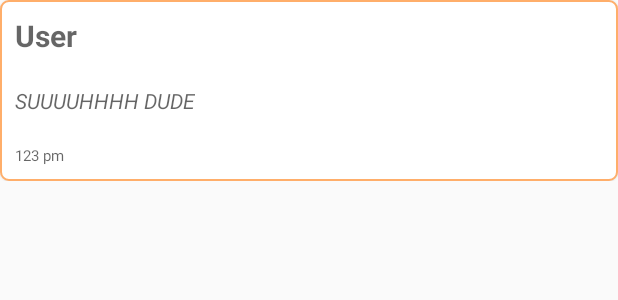
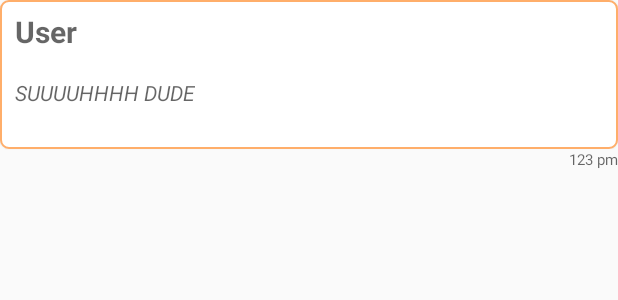
Before and after one commit to blessb15/Block-Talk, an Android app: the layout message_list_item.xml on its own in the app's theme, with its tools: preview values and no code run, on a phone screen of 412 x 824 dp. Shown: the top 300 px of the screen. Run offline under Robolectric (Android 15) with nearby library versions, the phone set to English and light mode, and no system bars.

Commit message:
add ui tweaks.

```diff
--- a/app/build.gradle
+++ b/app/build.gradle
@@ -40,9 +40,11 @@ android {
         }
         debug {
             signingConfig signingConfigs.config
+            debuggable true
         }
     }
 }
+
 dependencies {
     compile fileTree(include: ['*.jar'], dir: 'libs')
     testCompile 'junit:junit:4.12'
--- a/app/src/main/java/com/stuff/blake/blocktalk/Models/LocationMessages.java
+++ b/app/src/main/java/com/stuff/blake/blocktalk/Models/LocationMessages.java
@@ -1,6 +1,12 @@
 package com.stuff.blake.blocktalk.Models;
 
+import com.google.firebase.database.DatabaseReference;
+import com.google.firebase.database.FirebaseDatabase;
+import com.stuff.blake.blocktalk.Constants;
+import com.stuff.blake.blocktalk.UI.MainActivity;
+
 import java.util.ArrayList;
+import java.util.UUID;
 
 /**
  * Created by Guest on 7/13/16.
--- a/app/src/main/res/layout/activity_main.xml
+++ b/app/src/main/res/layout/activity_main.xml
@@ -101,7 +101,7 @@
         android:id="@+id/map"
         android:name="com.google.android.gms.maps.SupportMapFragment"
         android:layout_width="match_parent"
-        android:layout_height="200dp"
+        android:layout_height="270dp"
         tools:context="com.stuff.blake.blocktalk.MapsActivity" />
 
     <TextView
--- a/app/src/main/res/layout/message_list_item.xml
+++ b/app/src/main/res/layout/message_list_item.xml
@@ -1,12 +1,12 @@
 <?xml version="1.0" encoding="utf-8"?>
 <LinearLayout xmlns:android="http://schemas.android.com/apk/res/android"
-    android:orientation="horizontal"
+    android:orientation="vertical"
     android:layout_width="match_parent"
     android:layout_height="wrap_content">
 
     <GridLayout
         android:layout_width="match_parent"
-        android:layout_height="wrap_content"
+        android:layout_height="99dp"
         android:background="@drawable/message_border"
         android:rowCount="17"
         android:columnCount="86"
@@ -24,7 +24,7 @@
             android:layout_row="0"
             android:layout_column="0"
             android:paddingLeft="10dp"
-            android:paddingTop="10dp"
+            android:paddingTop="7dp"
             android:paddingBottom="10dp" />
 
         <TextView
@@ -36,48 +36,33 @@
             android:layout_alignParentStart="true"
             android:textStyle="italic"
             android:hint="SUUUUHHHH DUDE"
-            android:layout_row="4"
+            android:layout_row="1"
             android:layout_column="0"
-            android:padding="10dp" />
+            android:paddingTop="7dp"
+            android:paddingLeft="10dp" />
+
+    </GridLayout>
+
+    <LinearLayout
+        android:orientation="vertical"
+        android:layout_width="match_parent"
+        android:layout_height="24dp">
 
         <TextView
-            android:layout_width="140dp"
+            android:layout_width="wrap_content"
             android:layout_height="wrap_content"
             android:id="@+id/messageDateTextView"
-            android:layout_alignParentBottom="true"
             android:layout_alignParentRight="true"
             android:textColor="@color/colorAccent"
-            android:layout_gravity="right"
             android:hint="123 pm"
             android:layout_row="16"
             android:layout_column="0"
             android:textAlignment="textStart"
             android:textSize="10dp"
             android:paddingLeft="10dp"
-            android:paddingTop="10dp"
-            android:paddingBottom="10dp" />
-
-        <!--<TextView-->
-            <!--android:layout_width="wrap_content"-->
-            <!--android:layout_height="wrap_content"-->
-            <!--android:id="@+id/messageOKTextView"-->
-            <!--android:layout_gravity="right"-->
-            <!--android:hint="7"-->
-            <!--android:layout_row="0"-->
-            <!--android:layout_column="84"-->
-            <!--android:paddingTop="3dp"-->
-            <!--android:textSize="10dp"-->
-            <!--android:paddingBottom="10dp" />-->
-
-        <!--<ImageView-->
-            <!--android:layout_width="28dp"-->
-            <!--android:layout_height="42dp"-->
-            <!--android:id="@+id/messageOKImageView"-->
-            <!--android:layout_row="0"-->
-            <!--android:layout_column="85"-->
-            <!--android:src="@drawable/ok_pic"-->
-            <!--android:paddingRight="5dp" />-->
-
-    </GridLayout>
+            android:paddingTop="0dp"
+            android:paddingBottom="10dp"
+            android:layout_gravity="right" />
+    </LinearLayout>
 
 </LinearLayout>
```
Also changed, not shown: app/src/main/java/com/stuff/blake/blocktalk/Adapters/MessageListAdapter.java (+18 -5 lines), app/src/main/java/com/stuff/blake/blocktalk/Models/Message.java (+16 -12 lines), app/src/main/java/com/stuff/blake/blocktalk/UI/MainActivity.java (+17 -10 lines).
